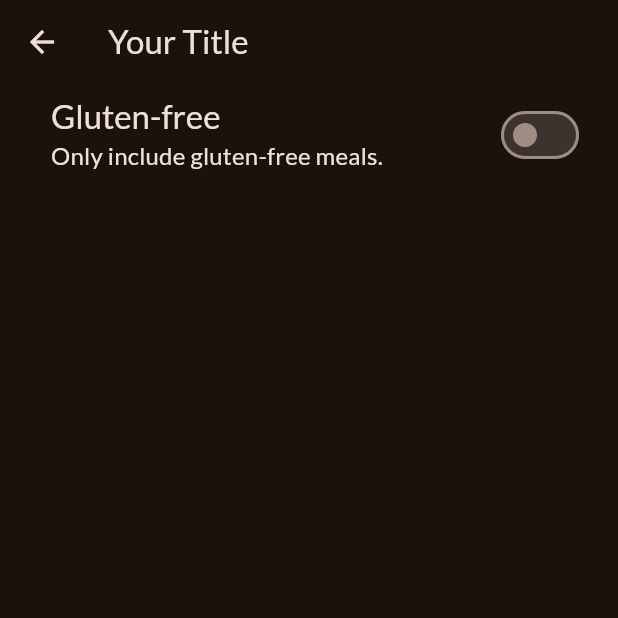
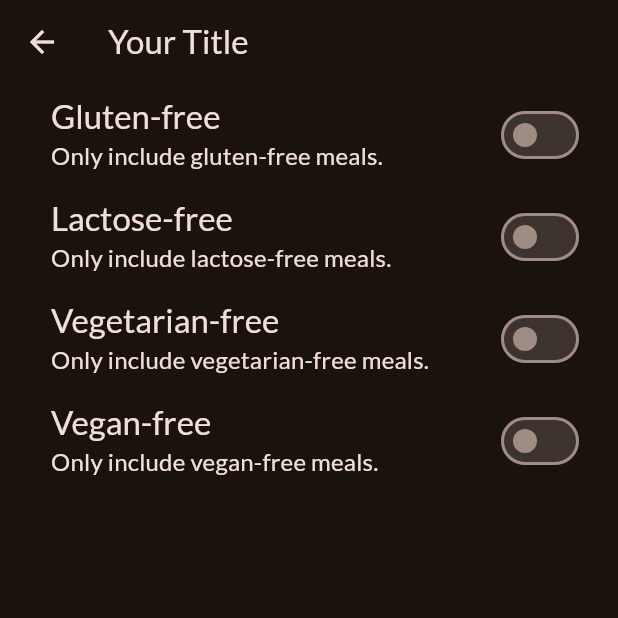
Before and after one commit to dimon-ton/flutter_meal_app, a Flutter app: the FiltersScreen screen opened directly, on a phone screen of 412 x 824 dp, the top half of it. Run offline on Flutter 3.47's test engine with Material 2 defaults, Android fonts, the phone set to English and light mode, and no system bars; our stand-ins replace google_fonts, transparent_image.

Commit message:
175. Adding More Filter Options

```diff
--- a/lib/screens/filters.dart
+++ b/lib/screens/filters.dart
@@ -13,6 +13,9 @@ class FiltersScreen extends StatefulWidget {
 
 class _FiltersScreenState extends State<FiltersScreen> {
   var _glutenFreeFilterSet = false;
+  var _lactoseFreeFilterSet = false;
+  var _vegetarianFreeFilterSet = false;
+  var _veganFreeFilterSet = false;
   @override
   Widget build(BuildContext context) {
     return Scaffold(
@@ -57,7 +60,82 @@ class _FiltersScreenState extends State<FiltersScreen> {
               left: 34,
               right: 22,
             ),
-          )
+          ),
+          SwitchListTile(
+            value: _lactoseFreeFilterSet,
+            onChanged: (isChecked) {
+              setState(() {
+                _lactoseFreeFilterSet = isChecked;
+              });
+            },
+            title: Text(
+              'Lactose-free',
+              style: Theme.of(context).textTheme.titleLarge!.copyWith(
+                    color: Theme.of(context).colorScheme.onBackground,
+                  ),
+            ),
+            subtitle: Text(
+              'Only include lactose-free meals.',
+              style: Theme.of(context).textTheme.titleMedium!.copyWith(
+                    color: Theme.of(context).colorScheme.onBackground,
+                  ),
+            ),
+            activeColor: Theme.of(context).colorScheme.tertiary,
+            contentPadding: const EdgeInsets.only(
+              left: 34,
+              right: 22,
+            ),
+          ),
+          SwitchListTile(
+            value: _vegetarianFreeFilterSet,
+            onChanged: (isChecked) {
+              setState(() {
+                _vegetarianFreeFilterSet = isChecked;
+              });
+            },
+            title: Text(
+              'Vegetarian-free',
+              style: Theme.of(context).textTheme.titleLarge!.copyWith(
+                    color: Theme.of(context).colorScheme.onBackground,
+                  ),
+            ),
+            subtitle: Text(
+              'Only include vegetarian-free meals.',
+              style: Theme.of(context).textTheme.titleMedium!.copyWith(
+                    color: Theme.of(context).colorScheme.onBackground,
+                  ),
+            ),
+            activeColor: Theme.of(context).colorScheme.tertiary,
+            contentPadding: const EdgeInsets.only(
+              left: 34,
+              right: 22,
+            ),
+          ),
+          SwitchListTile(
+            value: _veganFreeFilterSet,
+            onChanged: (isChecked) {
+              setState(() {
+                _veganFreeFilterSet = isChecked;
+              });
+            },
+            title: Text(
+              'Vegan-free',
+              style: Theme.of(context).textTheme.titleLarge!.copyWith(
+                    color: Theme.of(context).colorScheme.onBackground,
+                  ),
+            ),
+            subtitle: Text(
+              'Only include vegan-free meals.',
+              style: Theme.of(context).textTheme.titleMedium!.copyWith(
+                    color: Theme.of(context).colorScheme.onBackground,
+                  ),
+            ),
+            activeColor: Theme.of(context).colorScheme.tertiary,
+            contentPadding: const EdgeInsets.only(
+              left: 34,
+              right: 22,
+            ),
+          ),
         ],
       ),
     );
```
